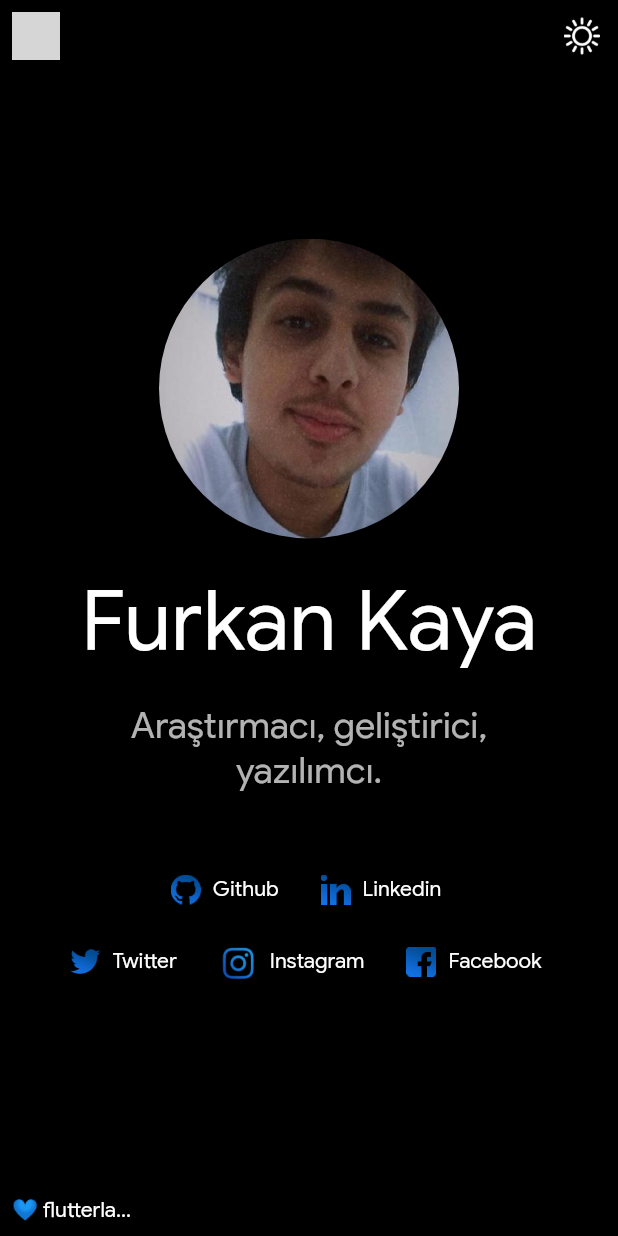
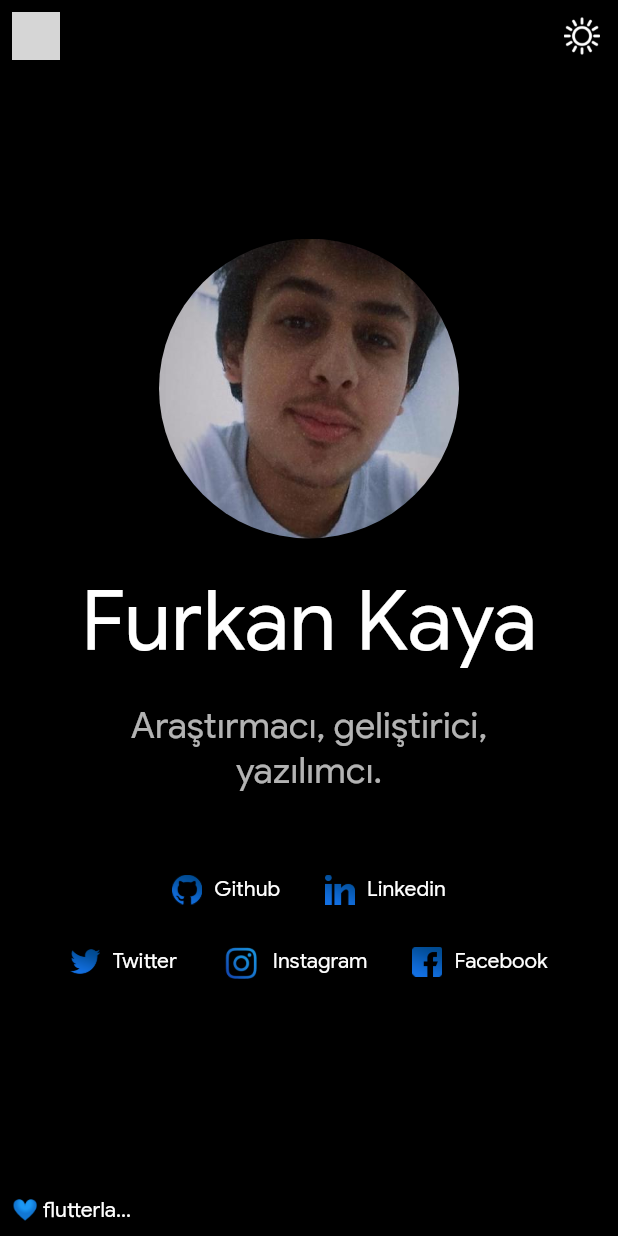
Before and after one commit to Wijt/portfolio_website, a Flutter app: the screen it shows after launch, on a phone screen of 412 x 824 dp. Run offline on Flutter 3.47's test engine with Material 2 defaults, Android fonts, the light colour scheme and no system bars; our stand-ins replace flutter_svg; missing offline and left inert: dart:html; grey boxes are pictures that could not be loaded.

Commit message:
maintenance
Flatbutton was removed completely in Flutter's new versions.

```diff
--- a/lib/pages/home_page.dart
+++ b/lib/pages/home_page.dart
@@ -17,12 +17,41 @@ class HomePage extends StatefulWidget {
 
 class _HomePageState extends State<HomePage> {
   String selectedLang = "tr";
+
   @override
   Widget build(BuildContext context) {
     SystemChrome.setApplicationSwitcherDescription(ApplicationSwitcherDescription(
       label: Constants.languages[selectedLang].title,
       primaryColor: Theme.of(context).primaryColor.value,
     ));
+
+    final ButtonStyle flatButtonStyle = ButtonStyle(
+      shape: MaterialStateProperty.all<RoundedRectangleBorder>(
+        RoundedRectangleBorder(
+          borderRadius: BorderRadius.circular(5.0),
+        ),
+      ),
+      padding: MaterialStateProperty.all<EdgeInsetsGeometry>(
+        EdgeInsets.symmetric(horizontal: 15, vertical: 10),
+      ),
+      backgroundColor: MaterialStateProperty.resolveWith(
+        (Set<MaterialState> states) {
+          if (states.contains(MaterialState.hovered)) if (ThemeSwitcher.of(context).isDarkModeOn)
+            return Colors.indigo[900];
+          else
+            return Colors.black12;
+          return Colors.transparent;
+        },
+      ),
+      foregroundColor: MaterialStateProperty.all<Color>(ThemeSwitcher.of(context).isDarkModeOn ? Colors.white : Colors.black),
+      overlayColor: MaterialStateProperty.resolveWith<Color>(
+        (Set<MaterialState> states) {
+          if (states.contains(MaterialState.pressed)) return ThemeSwitcher.of(context).isDarkModeOn ? Colors.black : Colors.white;
+          return null;
+        },
+      ),
+    );
+
     return Scaffold(
       body: Stack(
         children: <Widget>[
@@ -92,16 +121,14 @@ class _HomePageState extends State<HomePage> {
                     mainAxisAlignment: MainAxisAlignment.center,
                     crossAxisAlignment: CrossAxisAlignment.center,
                     children: <Widget>[
-                      FlatButton.icon(
-                        hoverColor: ThemeSwitcher.of(context).isDarkModeOn ? Colors.indigo[900] : Colors.black12,
-                        splashColor: ThemeSwitcher.of(context).isDarkModeOn ? Colors.black : Colors.white,
+                      TextButton.icon(
+                        style: flatButtonStyle,
                         icon: SizedBox(width: 20, height: 20, child: Image.asset(Assets.github)),
                         label: Text('Github'),
                         onPressed: () => html.window.open(Constants.PROFILE_GITHUB, 'wijt'),
                       ),
-                      FlatButton.icon(
-                        hoverColor: ThemeSwitcher.of(context).isDarkModeOn ? Colors.indigo[900] : Colors.black12,
-                        splashColor: ThemeSwitcher.of(context).isDarkModeOn ? Colors.black : Colors.white,
+                      TextButton.icon(
+                        style: flatButtonStyle,
                         icon: SizedBox(width: 20, height: 20, child: Image.asset(Assets.linkedin)),
                         label: Text('Linkedin'),
                         onPressed: () => html.window.open(Constants.PROFILE_LINKEDIN, 'wijt'),
@@ -112,23 +139,20 @@ class _HomePageState extends State<HomePage> {
                     mainAxisAlignment: MainAxisAlignment.center,
                     crossAxisAlignment: CrossAxisAlignment.center,
                     children: <Widget>[
-                      FlatButton.icon(
-                        hoverColor: ThemeSwitcher.of(context).isDarkModeOn ? Colors.indigo[900] : Colors.black12,
-                        splashColor: ThemeSwitcher.of(context).isDarkModeOn ? Colors.black : Colors.white,
+                      TextButton.icon(
+                        style: flatButtonStyle,
                         icon: SizedBox(width: 20, height: 20, child: Image.asset(Assets.twitter)),
                         label: Text('Twitter'),
                         onPressed: () => html.window.open(Constants.PROFILE_TWITTER, 'wijt'),
                       ),
-                      FlatButton.icon(
-                        hoverColor: ThemeSwitcher.of(context).isDarkModeOn ? Colors.indigo[900] : Colors.black12,
-                        splashColor: ThemeSwitcher.of(context).isDarkModeOn ? Colors.black : Colors.white,
+                      TextButton.icon(
+                        style: flatButtonStyle,
                         icon: SizedBox(width: 26, height: 26, child: Image.asset(Assets.instagram)),
                         label: Text('Instagram'),
                         onPressed: () => html.window.open(Constants.PROFILE_INSTAGRAM, 'wijt'),
                       ),
-                      FlatButton.icon(
-                        hoverColor: ThemeSwitcher.of(context).isDarkModeOn ? Colors.indigo[900] : Colors.black12,
-                        splashColor: ThemeSwitcher.of(context).isDarkModeOn ? Colors.black : Colors.white,
+                      TextButton.icon(
+                        style: flatButtonStyle,
                         icon: SizedBox(width: 20, height: 20, child: Image.asset(Assets.facebook)),
                         label: Text('Facebook'),
                         onPressed: () => html.window.open(Constants.PROFILE_FACEBOOK, 'wijt'),
```
